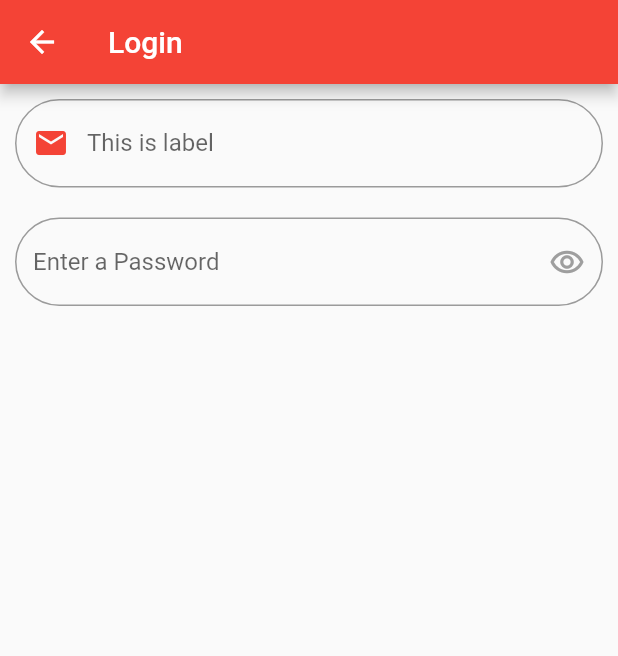
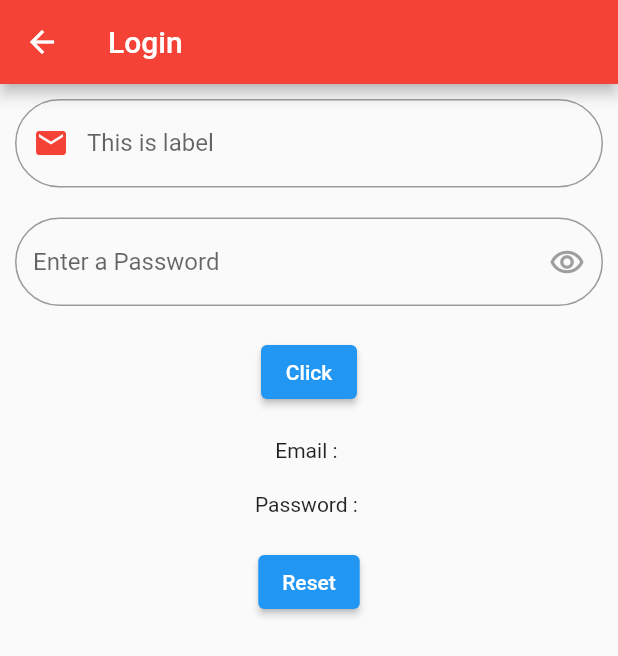
Before and after one commit to devatulparmar/batch730pm, a Flutter app: the screen it shows after launch, after a tap on "Login", on a phone screen of 412 x 824 dp. Shown: the top 656 px of the screen. Run offline on Flutter 3.47's test engine with Material 2 defaults, Android fonts, the phone set to English and light mode, and no system bars; our stand-ins replace cached_network_image.

Commit message:
text field controller

```diff
--- a/lib/login.dart
+++ b/lib/login.dart
@@ -10,6 +10,28 @@ class LoginScreen extends StatefulWidget {
 
 class _LoginScreenState extends State<LoginScreen> {
   bool isObscureText = true;
+  late TextEditingController _emailController;
+  late TextEditingController _passwordController;
+  String emailText = '';
+
+  @override
+  void initState() {
+    super.initState();
+    _emailController = TextEditingController();
+    _passwordController = TextEditingController();
+  }
+
+  @override
+  void dispose() {
+    super.dispose();
+    _emailController.dispose();
+    _passwordController.dispose();
+  }
+
+  _clearData(){
+    _emailController.clear();
+    _passwordController.clear();
+  }
 
   @override
   Widget build(BuildContext context) {
@@ -22,8 +44,23 @@ class _LoginScreenState extends State<LoginScreen> {
         padding: const EdgeInsets.all(10),
         child: Column(
           children: [
+
             TextField(
+              controller: _emailController,
               keyboardType: TextInputType.emailAddress,
+              textInputAction: TextInputAction.next,
+              onChanged: (String s){
+                emailText = s;
+               setState(() {});
+              },
+              readOnly: true,
+              // onSubmitted: (String s){
+              //   print('on submitted');
+              // },
+              // onEditingComplete: (){
+              //   print('Function called');
+              //   // FocusManager.instance.primaryFocus?.unfocus();
+              // },
               decoration: InputDecoration(
                 border: OutlineInputBorder(
                   borderRadius: BorderRadius.circular(35),
@@ -36,8 +73,11 @@ class _LoginScreenState extends State<LoginScreen> {
                 ),
               ),
             ),
-            const SizedBox(height: 20,),
+            const SizedBox(
+              height: 20,
+            ),
             TextField(
+              controller: _passwordController,
               obscureText: isObscureText,
               decoration: InputDecoration(
                 border: OutlineInputBorder(
@@ -45,22 +85,45 @@ class _LoginScreenState extends State<LoginScreen> {
                 ),
                 hintText: "Enter a Password",
                 suffixIcon: IconButton(
-                  onPressed: (){
+                  onPressed: () {
                     setState(() {
                       isObscureText = !isObscureText;
                     });
                   },
                   icon: Icon(
                     Icons.remove_red_eye_outlined,
-                    color:isObscureText ? Colors.grey : Colors.blue,
+                    color: isObscureText ? Colors.grey : Colors.blue,
                   ),
                 ),
                 focusedBorder: OutlineInputBorder(
-                  borderRadius: BorderRadius.circular(35),
-                  borderSide: const BorderSide(color: Colors.green, width: 2)
-                ),
+                    borderRadius: BorderRadius.circular(35),
+                    borderSide:
+                        const BorderSide(color: Colors.green, width: 2)),
               ),
             ),
+            const SizedBox(height: 20),
+            ElevatedButton(
+              onPressed: () {
+                _emailController.text;
+                _passwordController.text;
+                setState(() {});
+              },
+              child: const Text('Click'),
+            ),
+            const SizedBox(height: 20),
+            Text('Email : ${_emailController.text}'),
+            const SizedBox(height: 20),
+            Text('Password : ${_passwordController.text}'),
+
+            const SizedBox(height: 20),
+            ElevatedButton(
+              onPressed: () {
+                _clearData();
+                setState(() {});
+              },
+              child: const Text('Reset'),
+            ),
+            const SizedBox(height: 20),
           ],
         ),
       ),
--- a/lib/screen1.dart
+++ b/lib/screen1.dart
@@ -1,4 +1,4 @@
-import 'package:batch730pm/const.dart';
+import 'package:batch730pm/utils/const.dart';
 import 'package:batch730pm/login.dart';
 import 'package:batch730pm/screen2.dart';
 import 'package:flutter/material.dart';
--- a/lib/screen2.dart
+++ b/lib/screen2.dart
@@ -1,4 +1,4 @@
-import 'package:batch730pm/const.dart';
+import 'package:batch730pm/utils/const.dart';
 import 'package:batch730pm/screen3.dart';
 import 'package:flutter/material.dart';
 
--- a/lib/utils/routes.dart
+++ b/lib/utils/routes.dart
@@ -1,4 +1,4 @@
-import 'package:batch730pm/const.dart';
+import 'package:batch730pm/utils/const.dart';
 import 'package:batch730pm/login.dart';
 import 'package:batch730pm/screen1.dart';
 import 'package:batch730pm/screen2.dart';
```
Also changed, not shown: lib/utils/const.dart (renamed from lib/const.dart).
